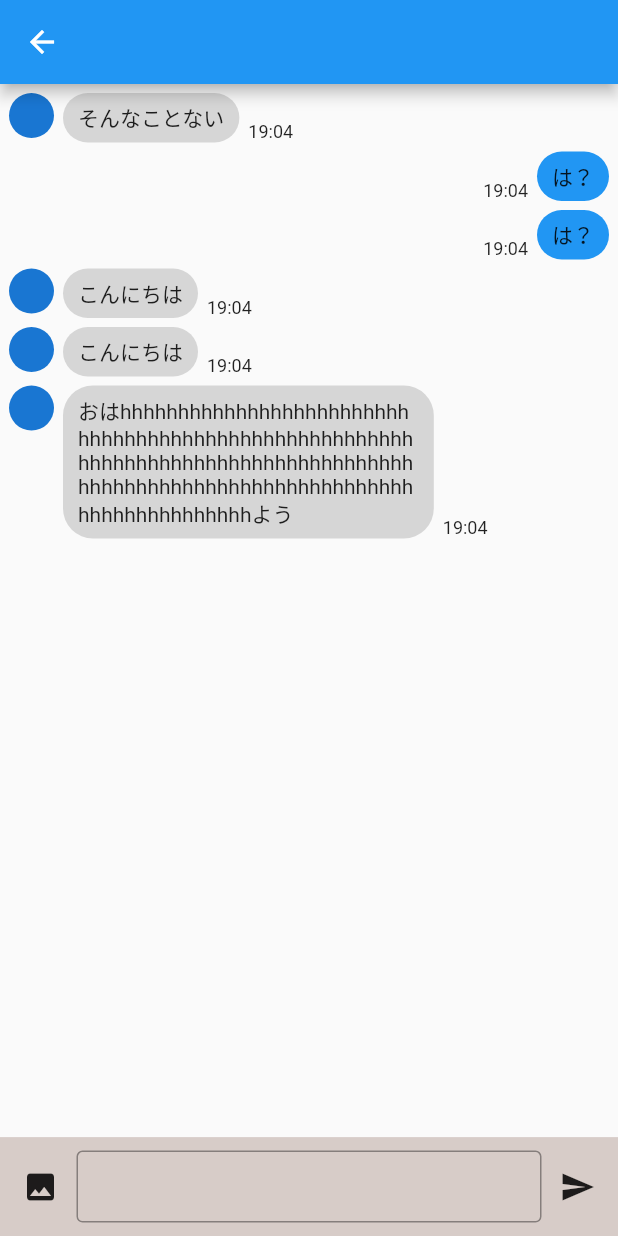
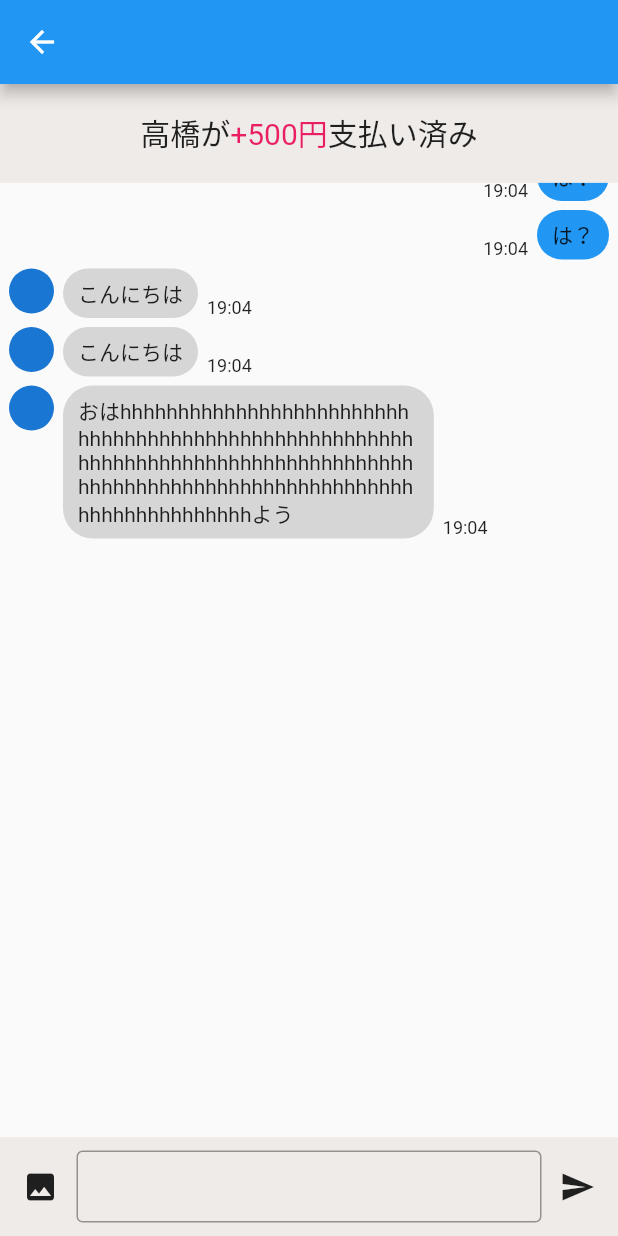
Before and after one commit to nawanawa-github/mychat, a Flutter app: the TalkPage screen opened directly with empty values, on a phone screen of 412 x 824 dp. Run offline on Flutter 3.47's test engine with Material 2 defaults, Android fonts, the phone set to English and light mode, and no system bars; our stand-ins replace image_picker; network calls fail.

Commit message:
talkroom top bar add

```diff
--- a/lib/pages/talk_page.dart
+++ b/lib/pages/talk_page.dart
@@ -101,12 +101,33 @@ class _TalkPageState extends State<TalkPage> {
               );
             }
           ),
+          InkWell(
+            onTap: (){},
+            child: Align(
+              alignment: Alignment.topCenter,
+              child: Container(
+                width: size.width,
+                height: size.height*0.08,
+                color: Colors.brown[50],
+                child: SizedBox(
+                  child: Row(
+                    mainAxisAlignment: MainAxisAlignment.center,
+                    children: const [
+                      Text('高橋が', style: TextStyle(fontSize: 20)),
+                      Text('+500円', style: TextStyle(fontSize: 20, color: Colors.pink)),
+                      Text('支払い済み', style: TextStyle(fontSize: 20)),
+                    ],
+                  ),
+                ),
+              ),
+            ),
+          ),
           Align(
             alignment: Alignment.bottomCenter,
             child: Container(
               width: size.width,
               height: size.height*0.08,
-              color: Colors.brown[100],
+              color: Colors.brown[50],
               child: Padding(
                 padding: const EdgeInsets.all(3.0),
                 child: Row(
@@ -119,7 +140,7 @@ class _TalkPageState extends State<TalkPage> {
                       child: TextField(
                         decoration: InputDecoration(
                           border: OutlineInputBorder(),
-                          contentPadding: EdgeInsets.symmetric(horizontal: 3, vertical: 0),
+                          contentPadding: EdgeInsets.symmetric(horizontal: 8, vertical: 0),
                         )
                       ),
                     ),
```
